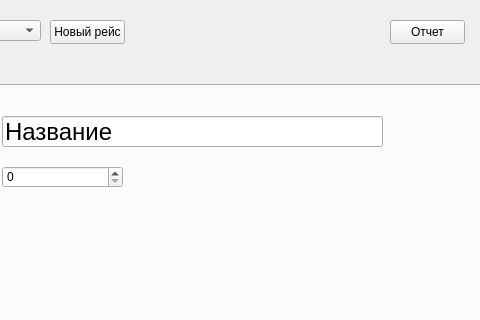
Above: Source/Design/window.ui from ViktorUzikov/CabinDeck before the change; both pictures show x 320 to 800 and y 0 to 320 of the 800 by 600 pixel window. Below: the same form after it.
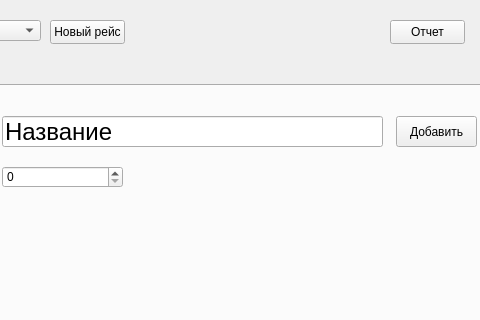
That is the form after the change. The open tabs and pages were chosen to show the change.

What changed in the file:
```diff
--- a/Source/Design/window.ui
+++ b/Source/Design/window.ui
@@ -440,6 +440,19 @@
        <number>9999</number>
       </property>
      </widget>
+     <widget class="QPushButton" name="add_button">
+      <property name="geometry">
+       <rect>
+        <x>724</x>
+        <y>30</y>
+        <width>81</width>
+        <height>31</height>
+       </rect>
+      </property>
+      <property name="text">
+       <string>Добавить</string>
+      </property>
+     </widget>
     </widget>
    </widget>
    <widget class="QLabel" name="flight_label">
```
Left out of the diff: 4 changed lines with no effect on the pictures.
